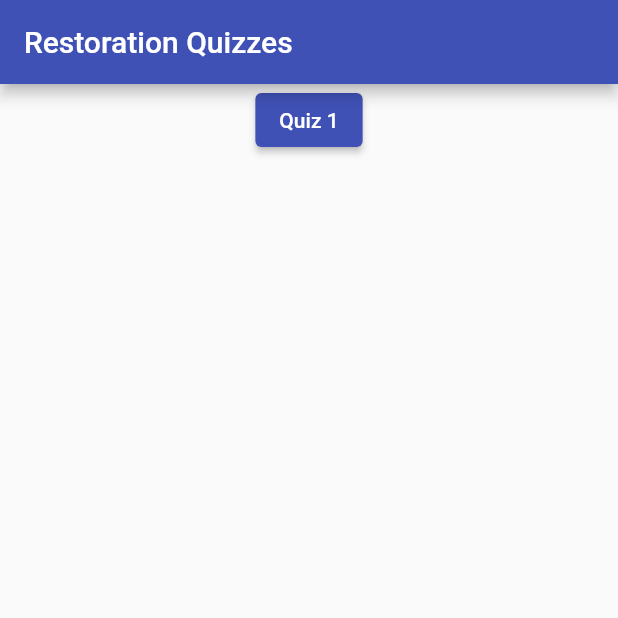
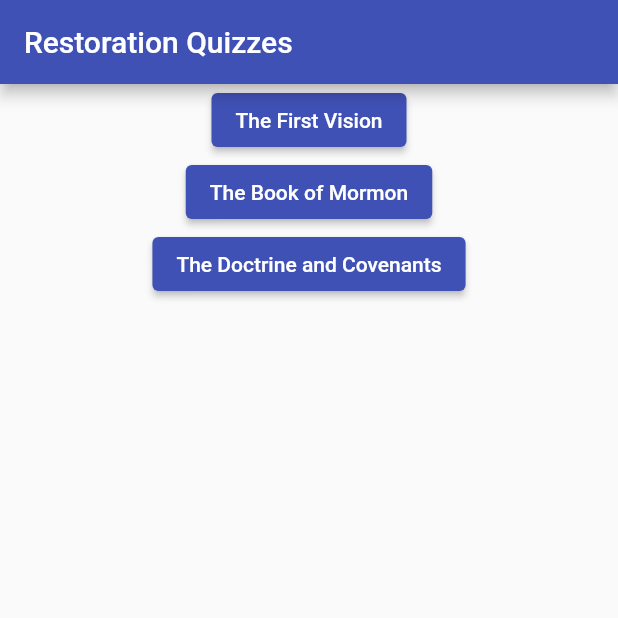
Before and after one commit to Arahndir27/Restoration-Project, a Flutter app: the screen it shows after launch, on a phone screen of 412 x 824 dp, the top half of it. Run offline on Flutter 3.47's test engine with Material 2 defaults, Android fonts, the light colour scheme and no system bars.

Commit message:
Finish quiz 1

```diff
--- a/lib/main.dart
+++ b/lib/main.dart
@@ -63,7 +63,7 @@
   static var qz1_q3_a2 = Answer('His mother', false);
   static var qz1_q3_a3 = Answer('His father', false);
   static var qz1_q3_a4 = Answer('His brother Alvin', false);
-  static var qz1_q3_answers = [qz1_q2_a2, qz1_q2_a3, qz1_q2_a1, qz1_q2_a4];
+  static var qz1_q3_answers = [qz1_q3_a2, qz1_q3_a3, qz1_q3_a1, qz1_q3_a4];
   //Question
   static var qz1_q3 =
       'According to the First Vision accounts, who was the first person Joseph Smith told about his vision?';
@@ -76,76 +76,74 @@
   static var qz1_q4_a3 =
       Answer('The Smith family was told to move there in a dream', false);
   static var qz1_q4_a4 = Answer('They always lived there', false);
-  static var qz1_q4_answers = [qz1_q2_a1, qz1_q2_a3, qz1_q2_a4, qz1_q2_a2];
+  static var qz1_q4_answers = [qz1_q4_a1, qz1_q4_a3, qz1_q4_a4, qz1_q4_a2];
   //Question
   static var qz1_q4 =
       'What led the Smith family to New York in the first place?';
   static Map<String, List<Answer>> qz1_q4_map = {qz1_q4: qz1_q4_answers};
 
   //Answers
-  static var qz1_q5_a1 = Answer('German', true);
-  static var qz1_q5_a2 = Answer('Spanish', false);
-  static var qz1_q5_a3 = Answer('Hawaiian', false);
-  static var qz1_q5_a4 = Answer('Navajo', false);
-  static var qz1_q5_answers = [qz1_q2_a1, qz1_q2_a3, qz1_q2_a4, qz1_q2_a2];
+  static var qz1_q5_a1 = Answer('2 years', true);
+  static var qz1_q5_a2 = Answer('6 months', false);
+  static var qz1_q5_a3 = Answer('1 year', false);
+  static var qz1_q5_a4 = Answer('2 months', false);
+  static var qz1_q5_answers = [qz1_q5_a1, qz1_q5_a3, qz1_q5_a4, qz1_q5_a2];
   //Question
   static var qz1_q5 =
-      'What was the first language other than English for the First Vision to be recorded in?';
+      'About how long did it take from when Joseph first started wondering which church he should join until he prayed about it in the Sacred Grove?';
   static Map<String, List<Answer>> qz1_q5_map = {qz1_q5: qz1_q5_answers};
 
   //Answers
-  static var qz1_q6_a1 = Answer('German', true);
-  static var qz1_q6_a2 = Answer('Spanish', false);
-  static var qz1_q6_a3 = Answer('Hawaiian', false);
-  static var qz1_q6_a4 = Answer('Navajo', false);
-  static var qz1_q6_answers = [qz1_q2_a1, qz1_q2_a3, qz1_q2_a4, qz1_q2_a2];
+  static var qz1_q6_a1 = Answer('A remission of his sins', true);
+  static var qz1_q6_a2 = Answer('A testimony that the Bible was true', false);
+  static var qz1_q6_a3 = Answer('Nothing else, just which church to join', false);
+  static var qz1_q6_a4 = Answer('Why his family was so impoverished', false);
+  static var qz1_q6_answers = [qz1_q6_a2, qz1_q6_a3, qz1_q6_a1, qz1_q6_a4];
   //Question
   static var qz1_q6 =
-      'What was the first language other than English for the First Vision to be recorded in?';
+      'Besides a knowledge of which church was true, what else was Joseph seeking?';
   static Map<String, List<Answer>> qz1_q6_map = {qz1_q6: qz1_q6_answers};
 
   //Answers
-  static var qz1_q7_a1 = Answer('German', true);
-  static var qz1_q7_a2 = Answer('Spanish', false);
-  static var qz1_q7_a3 = Answer('Hawaiian', false);
-  static var qz1_q7_a4 = Answer('Navajo', false);
-  static var qz1_q7_answers = [qz1_q2_a1, qz1_q2_a3, qz1_q2_a4, qz1_q2_a2];
+  static var qz1_q7_a1 = Answer('Families could be sealed together for time and all eternity', true);
+  static var qz1_q7_a2 = Answer('Heavenly Father and Jesus Christ are 2 separate beings', false);
+  static var qz1_q7_a3 = Answer('He was God\'s son', false);
+  static var qz1_q7_a4 = Answer('No churches at the time were true', false);
+  static var qz1_q7_answers = [qz1_q7_a1, qz1_q7_a2, qz1_q7_a4, qz1_q7_a3];
   //Question
   static var qz1_q7 =
-      'What was the first language other than English for the First Vision to be recorded in?';
+      'Which of the following truths did Joseph NOT learn as a result of the First Vision?';
   static Map<String, List<Answer>> qz1_q7_map = {qz1_q7: qz1_q7_answers};
 
   //Answers
-  static var qz1_q8_a1 = Answer('German', true);
-  static var qz1_q8_a2 = Answer('Spanish', false);
-  static var qz1_q8_a3 = Answer('Hawaiian', false);
-  static var qz1_q8_a4 = Answer('Navajo', false);
-  static var qz1_q8_answers = [qz1_q2_a1, qz1_q2_a3, qz1_q2_a4, qz1_q2_a2];
+  static var qz1_q8_a1 = Answer('True', false);
+  static var qz1_q8_a2 = Answer('False', true);
+  static var qz1_q8_answers = [qz1_q8_a1, qz1_q8_a2];
   //Question
   static var qz1_q8 =
-      'What was the first language other than English for the First Vision to be recorded in?';
+      'True or False: The reality of the First Vision can be proven through academic, scholarly, or historical means.';
   static Map<String, List<Answer>> qz1_q8_map = {qz1_q8: qz1_q8_answers};
 
   //Answers
-  static var qz1_q9_a1 = Answer('German', true);
-  static var qz1_q9_a2 = Answer('Spanish', false);
-  static var qz1_q9_a3 = Answer('Hawaiian', false);
-  static var qz1_q9_a4 = Answer('Navajo', false);
-  static var qz1_q9_answers = [qz1_q2_a1, qz1_q2_a3, qz1_q2_a4, qz1_q2_a2];
+  static var qz1_q9_a1 = Answer('The Second Great Awakening', true);
+  static var qz1_q9_a2 = Answer('The First Great Awakening', false);
+  static var qz1_q9_a3 = Answer('The Sanctification of the States', false);
+  static var qz1_q9_a4 = Answer('The American Revolution', false);
+  static var qz1_q9_answers = [qz1_q9_a2, qz1_q9_a3, qz1_q9_a4, qz1_q9_a1];
   //Question
   static var qz1_q9 =
-      'What was the first language other than English for the First Vision to be recorded in?';
+      'What was the name of the social movement that helped spur the First Vision?';
   static Map<String, List<Answer>> qz1_q9_map = {qz1_q9: qz1_q9_answers};
 
   //Answers
-  static var qz1_q10_a1 = Answer('German', true);
-  static var qz1_q10_a2 = Answer('Spanish', false);
-  static var qz1_q10_a3 = Answer('Hawaiian', false);
-  static var qz1_q10_a4 = Answer('Navajo', false);
-  static var qz1_q10_answers = [qz1_q2_a1, qz1_q2_a3, qz1_q2_a4, qz1_q2_a2];
+  static var qz1_q10_a1 = Answer('14', true);
+  static var qz1_q10_a2 = Answer('15', false);
+  static var qz1_q10_a3 = Answer('16', false);
+  static var qz1_q10_a4 = Answer('13', false);
+  static var qz1_q10_answers = [qz1_q10_a2, qz1_q10_a1, qz1_q10_a3, qz1_q10_a4];
   //Question
   static var qz1_q10 =
-      'What was the first language other than English for the First Vision to be recorded in?';
+      'How old was Joseph Smith when he received the First Vision?';
   static Map<String, List<Answer>> qz1_q10_map = {qz1_q10: qz1_q10_answers};
 
   //First Vision Quiz
@@ -324,11 +322,35 @@
                 Navigator.push(
                   context,
                   MaterialPageRoute(
-                    builder: (context) => Quiz('Test 1', quiz1),
+                    builder: (context) => Quiz('The First Vision', quiz1),
                   ),
                 );
               },
-              child: const Text('Quiz 1'),
+              child: const Text('The First Vision'),
+            ),
+            ElevatedButton(
+              //This is how you switch to a new screen
+              onPressed: () {
+                Navigator.push(
+                  context,
+                  MaterialPageRoute(
+                    builder: (context) => Quiz('The Book of Mormon', quiz2),
+                  ),
+                );
+              },
+              child: const Text('The Book of Mormon'),
+            ),
+            ElevatedButton(
+              //This is how you switch to a new screen
+              onPressed: () {
+                Navigator.push(
+                  context,
+                  MaterialPageRoute(
+                    builder: (context) => Quiz('The Doctrine and Covenants', quiz2), //TODO: change to 3
+                  ),
+                );
+              },
+              child: const Text('The Doctrine and Covenants'),
             ),
           ],
         ),
```
